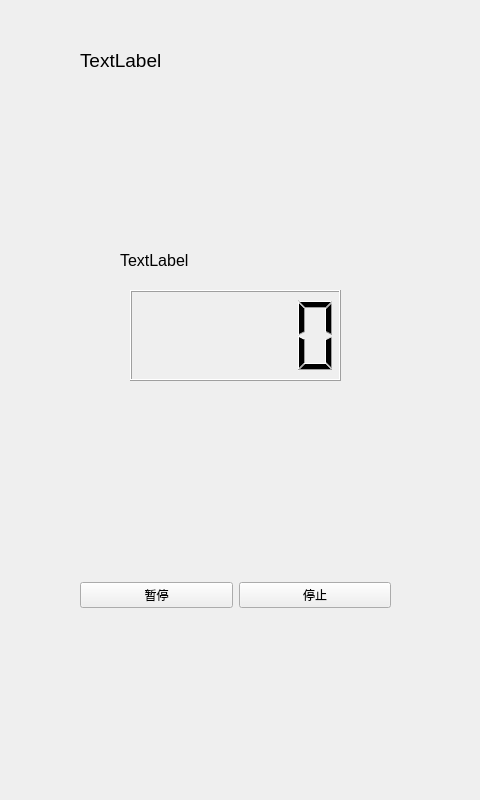
First picture: the form in TaskManager/View/workorrelax_sde.ui, repository xingyimen/GanShiTaskManager, before the edit.
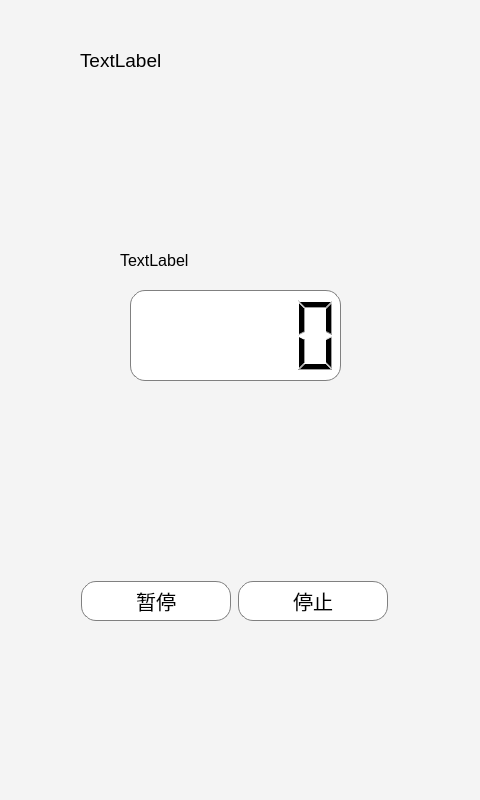
Second picture: the form after the edit.

What changed in the file:
```diff
--- a/TaskManager/View/workorrelax_sde.ui
+++ b/TaskManager/View/workorrelax_sde.ui
@@ -58,6 +58,14 @@
      <height>91</height>
     </rect>
    </property>
+   <property name="styleSheet">
+    <string notr="true">QLCDNumber{
+	background-color: white;
+	border: 1px solid gray;
+	border-radius:15px;
+}
+</string>
+   </property>
    <property name="smallDecimalPoint">
     <bool>false</bool>
    </property>
@@ -71,12 +79,36 @@
      <x>80</x>
      <y>580</y>
      <width>311</width>
-     <height>31</height>
+     <height>42</height>
     </rect>
    </property>
    <layout class="QGridLayout" name="gridLayout">
     <item row="0" column="0">
      <widget class="QPushButton" name="pushButton_pause">
+      <property name="minimumSize">
+       <size>
+        <width>150</width>
+        <height>40</height>
+       </size>
+      </property>
+      <property name="maximumSize">
+       <size>
+        <width>150</width>
+        <height>40</height>
+       </size>
+      </property>
+      <property name="styleSheet">
+       <string notr="true">QPushButton{
+	background-color: white;
+	border: 1px solid gray;
+	border-radius:15px;
+    font:20px; 
+    font-family: Segoe UI;
+}
+QPushButton:hover{
+background-color: rgb(181, 225, 250);
+}</string>
+      </property>
       <property name="text">
        <string>暂停</string>
       </property>
@@ -84,6 +116,30 @@
     </item>
     <item row="0" column="1">
      <widget class="QPushButton" name="pushButton_stop">
+      <property name="minimumSize">
+       <size>
+        <width>150</width>
+        <height>40</height>
+       </size>
+      </property>
+      <property name="maximumSize">
+       <size>
+        <width>150</width>
+        <height>40</height>
+       </size>
+      </property>
+      <property name="styleSheet">
+       <string notr="true">QPushButton{
+	background-color: white;
+	border: 1px solid gray;
+	border-radius:15px;
+    font:20px; 
+    font-family: Segoe UI;
+}
+QPushButton:hover{
+background-color: rgb(181, 225, 250);
+}</string>
+      </property>
       <property name="text">
        <string>停止</string>
       </property>
@@ -118,6 +174,11 @@
      <height>800</height>
     </rect>
    </property>
+   <property name="styleSheet">
+    <string notr="true">QWidget#widget{
+background-color : rgb(244, 244, 244);
+}</string>
+   </property>
   </widget>
   <zorder>widget</zorder>
   <zorder>label</zorder>
```
Left out of the diff: 3 changed lines with no effect on the pictures.
